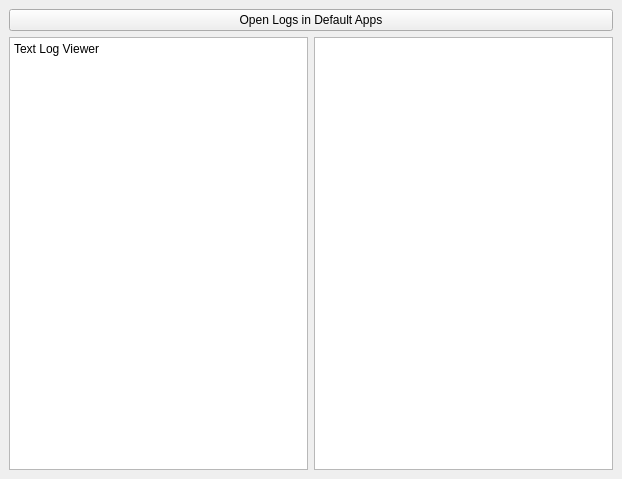
Above: Frontend/Windows/LogWindow/logwindow.ui from WPI-HPRC/gs-control-2024-2025 before the change. Below: the same form after it.
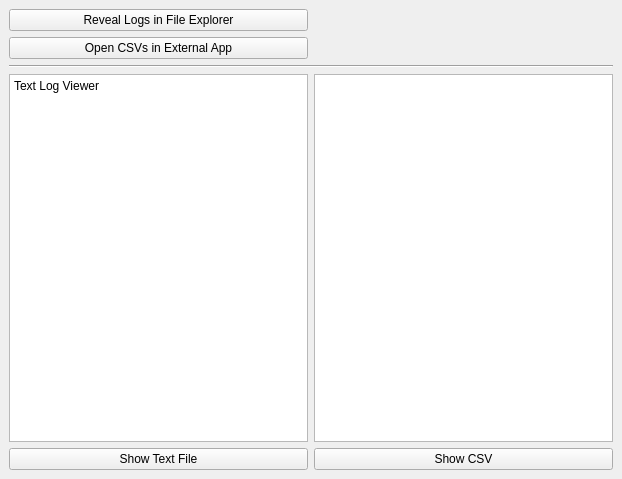
That is the form after the change.

Commit message: added button to reveal logs in file explorer and open csvs

```diff
--- a/Frontend/Windows/LogWindow/logwindow.ui
+++ b/Frontend/Windows/LogWindow/logwindow.ui
@@ -15,7 +15,38 @@
   </property>
   <widget class="QWidget" name="centralwidget">
    <layout class="QGridLayout" name="gridLayout">
-    <item row="1" column="0">
+    <item row="7" column="0">
+     <widget class="QPushButton" name="pushButton_2">
+      <property name="text">
+       <string>Show Text File</string>
+      </property>
+     </widget>
+    </item>
+    <item row="6" column="1">
+     <widget class="QTableWidget" name="CsvLogViewer"/>
+    </item>
+    <item row="3" column="0">
+     <widget class="QPushButton" name="RevealLogs">
+      <property name="text">
+       <string>Reveal Logs in File Explorer</string>
+      </property>
+     </widget>
+    </item>
+    <item row="7" column="1">
+     <widget class="QPushButton" name="ShowCSV">
+      <property name="text">
+       <string>Show CSV</string>
+      </property>
+     </widget>
+    </item>
+    <item row="4" column="0">
+     <widget class="QPushButton" name="OpenLogsDefault">
+      <property name="text">
+       <string>Open CSVs in External App</string>
+      </property>
+     </widget>
+    </item>
+    <item row="6" column="0">
      <widget class="QPlainTextEdit" name="TextLogViewer">
       <property name="undoRedoEnabled">
        <bool>false</bool>
@@ -34,13 +65,10 @@
       </property>
      </widget>
     </item>
-    <item row="1" column="1">
-     <widget class="QTableWidget" name="CsvLogViewer"/>
-    </item>
-    <item row="0" column="0" colspan="2">
-     <widget class="QPushButton" name="OpenLogsDefault">
-      <property name="text">
-       <string>Open Logs in Default Apps</string>
+    <item row="5" column="0" colspan="2">
+     <widget class="Line" name="line">
+      <property name="orientation">
+       <enum>Qt::Orientation::Horizontal</enum>
       </property>
      </widget>
     </item>
```
The commit also changes 4 other files.
